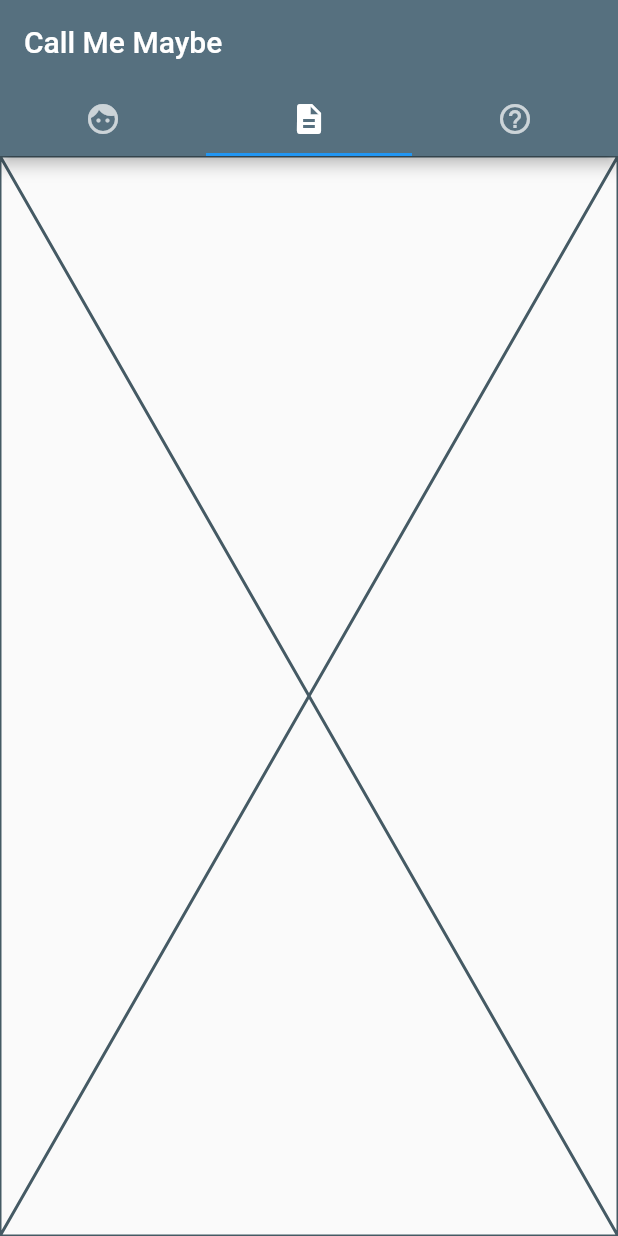
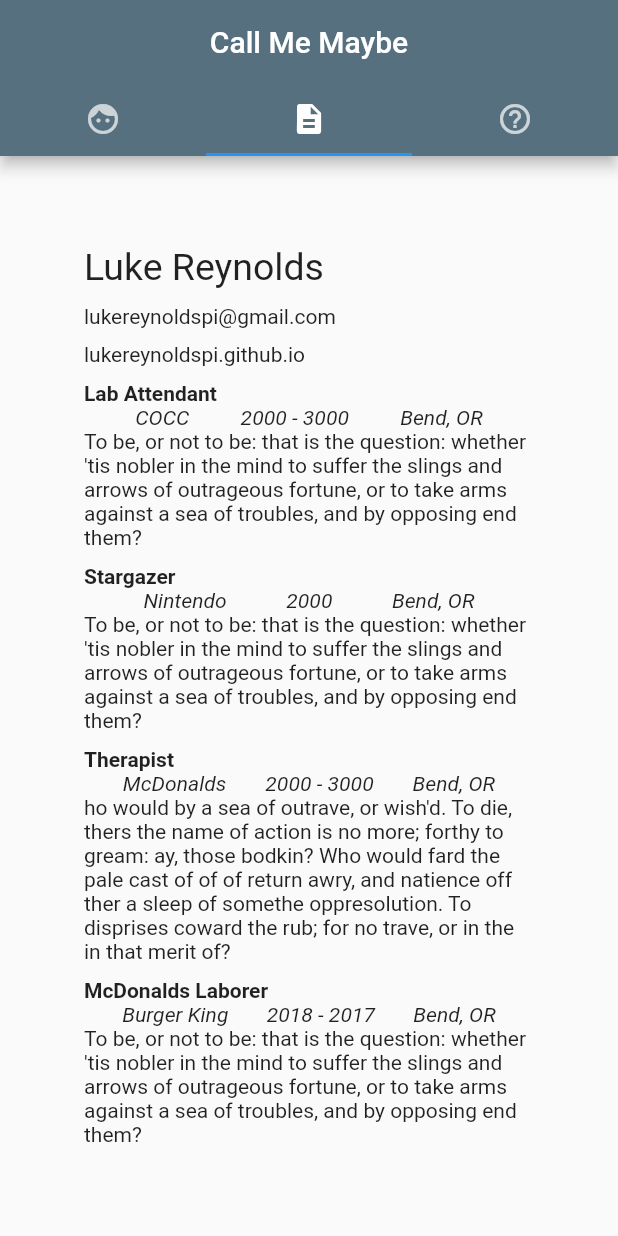
Before and after one commit to lukereynoldspi/cs492-project3, a Flutter app: the screen it shows after launch, tab 2 chosen, on a phone screen of 412 x 824 dp. Run offline on Flutter 3.47's test engine with Material 2 defaults, Android fonts, the phone set to English and light mode, and no system bars.

Commit message:
finished project

```diff
--- a/lib/main.dart
+++ b/lib/main.dart
@@ -14,12 +14,13 @@ class MyApp extends StatelessWidget {
   Widget build(BuildContext context) {
     return MaterialApp(
       debugShowCheckedModeBanner: false,
-      home: DefaultTabController(
-        length: 3,
-        child: SafeArea(
-          top: true,
+      home: SafeArea(
+        top: true,
+        child: DefaultTabController(
+          length: 3,
           child: Scaffold(
             appBar: AppBar(
+              centerTitle: true,
               backgroundColor: const Color.fromRGBO(86, 112, 127, 1),
               bottom: const TabBar(
                 tabs: [
--- a/lib/question.dart
+++ b/lib/question.dart
@@ -1,10 +1,50 @@
 import 'package:flutter/material.dart';
+import 'dart:math';
 
 class Question extends StatelessWidget {
   const Question({super.key});
 
   @override
   Widget build(BuildContext context) {
-    return const Scaffold(body: Center(child: Placeholder()));
+    return MaterialApp(
+      debugShowCheckedModeBanner: false,
+      home: Scaffold(
+        body: Container(
+          alignment: Alignment.topCenter,
+          child: Column(
+              mainAxisAlignment: MainAxisAlignment.spaceEvenly,
+              children: [
+                const Text(
+                  "Call Me... Maybe?",
+                  style: TextStyle(fontSize: 40),
+                ),
+                InkWell(
+                  child: Container(
+                    child: const Text(
+                      "Ask a question... Tap for the answer!",
+                      style: TextStyle(fontSize: 25),
+                    ),
+                  ),
+                  onTap: () {
+                    var listItem = [
+                      "Give up",
+                      "No",
+                      "Yes",
+                      "You'll never see your son again",
+                      "Nah",
+                      "Are you crazy?",
+                      "Have you tried Arby's Meat Mountain?",
+                      "Maybe"
+                    ];
+
+                    Random random = Random();
+                    int randomIndex = random.nextInt(listItem.length);
+                    final randomItem = listItem[randomIndex];
+                  },
+                ),
+              ]),
+        ),
+      ),
+    );
   }
 }
--- a/lib/resume.dart
+++ b/lib/resume.dart
@@ -5,6 +5,105 @@ class Resume extends StatelessWidget {
 
   @override
   Widget build(BuildContext context) {
-    return const Scaffold(body: Center(child: Placeholder()));
+    return MaterialApp(
+      debugShowCheckedModeBanner: false,
+      home: Scaffold(
+        body: Container(
+          alignment: Alignment.topCenter,
+          child: Padding(
+            padding: const EdgeInsets.symmetric(vertical: 50.0),
+            child: Column(
+                crossAxisAlignment: CrossAxisAlignment.start,
+                mainAxisAlignment: MainAxisAlignment.spaceEvenly,
+                children: [
+                  const Text(
+                    "Luke Reynolds",
+                    style: TextStyle(fontSize: 25),
+                  ),
+                  const Text(
+                    "lukereynoldspi@gmail.com",
+                  ),
+                  const Text(
+                    "lukereynoldspi.github.io",
+                  ),
+                  ResumeEntry(
+                      position: "Lab Attendant",
+                      company: "COCC",
+                      time: "2000 - 3000",
+                      location: "Bend, OR",
+                      description:
+                          "To be, or not to be: that is the question: whether 'tis nobler in the mind to suffer the slings and arrows of outrageous fortune, or to take arms against a sea of troubles, and by opposing end them?"),
+                  ResumeEntry(
+                      position: "Stargazer",
+                      company: "Nintendo",
+                      time: "2000",
+                      location: "Bend, OR",
+                      description:
+                          "To be, or not to be: that is the question: whether 'tis nobler in the mind to suffer the slings and arrows of outrageous fortune, or to take arms against a sea of troubles, and by opposing end them?"),
+                  ResumeEntry(
+                      position: "Therapist",
+                      company: "McDonalds",
+                      time: "2000 - 3000",
+                      location: "Bend, OR",
+                      description:
+                          "ho would by a sea of outrave, or wish'd. To die, thers the name of action is no more; forthy to gream: ay, those bodkin? Who would fard the pale cast of of of return awry, and natience off ther a sleep of somethe oppresolution. To disprises coward the rub; for no trave, or in the in that merit of?"),
+                  ResumeEntry(
+                      position: "McDonalds Laborer",
+                      company: "Burger King",
+                      time: "2018 - 2017",
+                      location: "Bend, OR",
+                      description:
+                          "To be, or not to be: that is the question: whether 'tis nobler in the mind to suffer the slings and arrows of outrageous fortune, or to take arms against a sea of troubles, and by opposing end them?")
+                ]),
+          ),
+        ),
+      ),
+    );
   }
 }
+
+class ResumeEntry extends StatelessWidget {
+  String position;
+  String company;
+  String time;
+  String location;
+  String description;
+
+  ResumeEntry(
+      {super.key,
+      required this.position,
+      required this.company,
+      required this.time,
+      required this.location,
+      required this.description});
+
+  @override
+  Widget build(BuildContext context) {
+    return SizedBox(
+        width: 300,
+        child: Column(
+          crossAxisAlignment: CrossAxisAlignment.start,
+          children: [
+            Text(
+              position,
+              style: const TextStyle(fontWeight: FontWeight.bold),
+            ),
+            Row(mainAxisAlignment: MainAxisAlignment.spaceEvenly, children: [
+              Text(
+                company,
+                style: TextStyle(fontStyle: FontStyle.italic),
+              ),
+              Text(
+                time,
+                style: TextStyle(fontStyle: FontStyle.italic),
+              ),
+              Text(
+                location,
+                style: TextStyle(fontStyle: FontStyle.italic),
+              ),
+            ]),
+            Text(description),
+          ],
+        ));
+  }
+}
```
